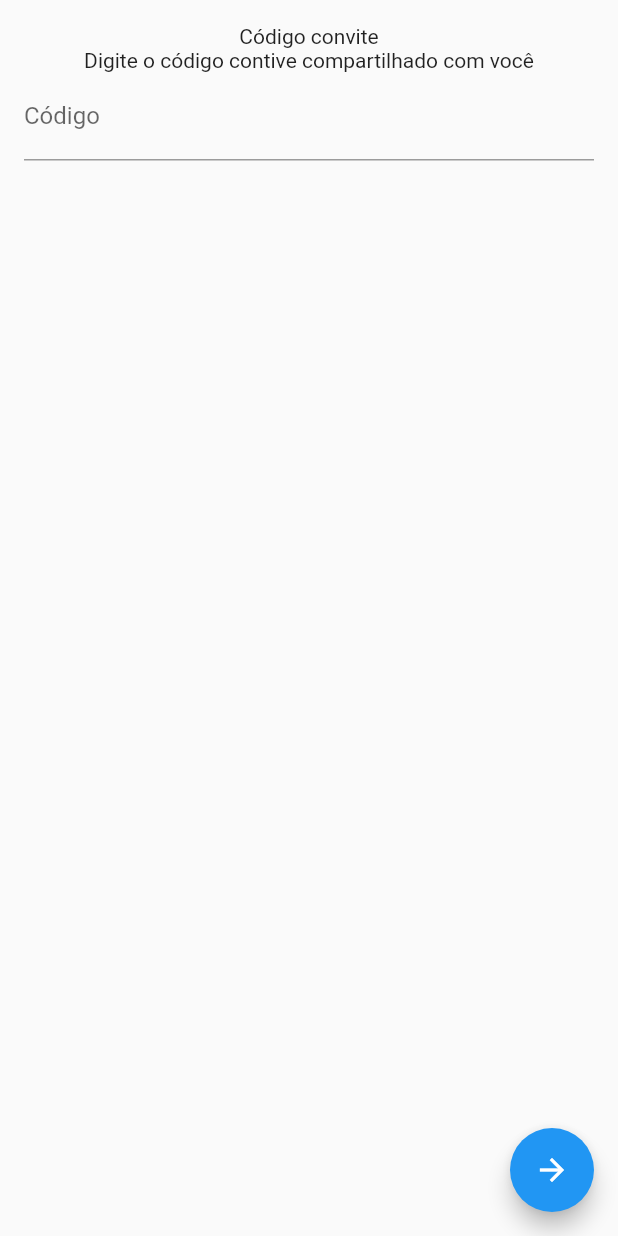
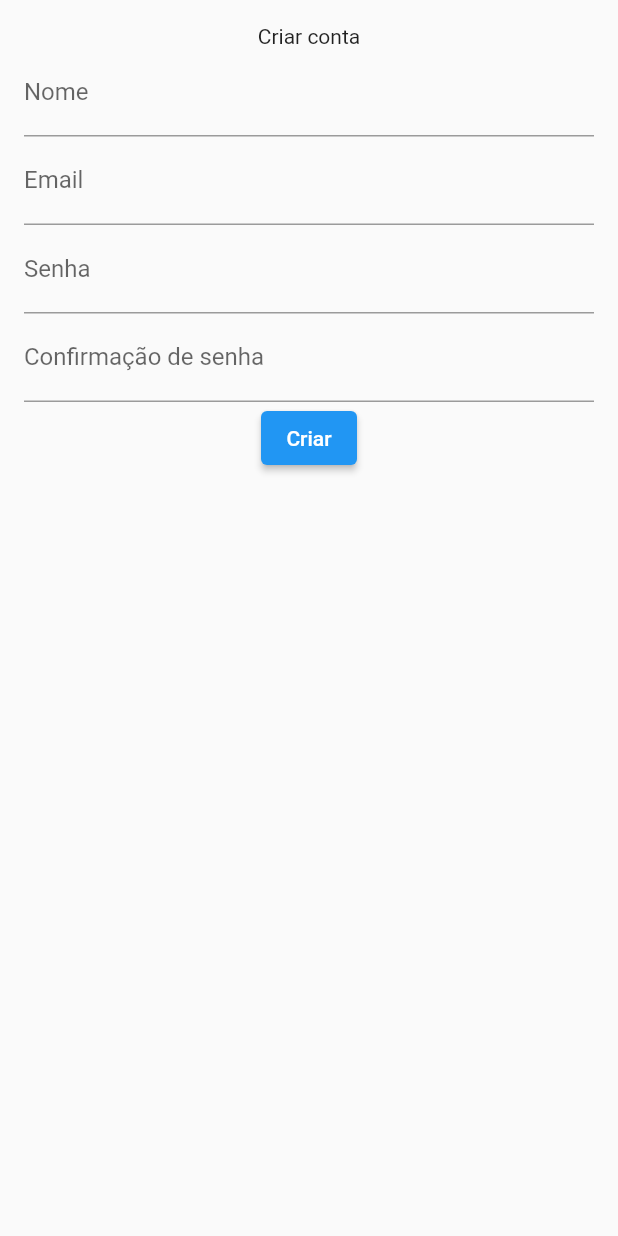
Before and after one commit to JohnAzedo/News, a Flutter app: the InviteCodeScreen screen opened directly, after a tap on the "arrow forward" icon, on a phone screen of 412 x 824 dp. Run offline on Flutter 3.47's test engine with Material 2 defaults, Android fonts, the phone set to English and light mode, and no system bars.

Commit message:
[client] feature: Create register screen widgets

```diff
--- a/client/lib/screens/auth/code.dart
+++ b/client/lib/screens/auth/code.dart
@@ -1,6 +1,7 @@
 
 
 import 'package:flutter/material.dart';
+import 'package:news/screens/auth/register.dart';
 
 class InviteCodeScreen extends StatefulWidget {
   @override
@@ -8,6 +9,15 @@ class InviteCodeScreen extends StatefulWidget {
 }
 
 class _InviteCodeScreenState extends State<InviteCodeScreen> {
+
+  void navigateToRegister(BuildContext context){
+    Navigator.of(context).push(
+      MaterialPageRoute(
+        builder: (context) => RegisterScreen(),
+      ),
+    );
+  }
+
   @override
   Widget build(BuildContext context) {
     return Scaffold(
@@ -27,7 +37,7 @@ class _InviteCodeScreenState extends State<InviteCodeScreen> {
       ),
       floatingActionButton: FloatingActionButton(
         child: Icon(Icons.arrow_forward),
-        onPressed: () => {},
+        onPressed: () => navigateToRegister(context),
       ),
     );
   }
--- /dev/null
+++ b/client/lib/screens/auth/register.dart
@@ -0,0 +1,38 @@
+import 'package:flutter/material.dart';
+
+class RegisterScreen extends StatefulWidget {
+  @override
+  _RegisterScreenState createState() => _RegisterScreenState();
+}
+
+class _RegisterScreenState extends State<RegisterScreen> {
+  @override
+  Widget build(BuildContext context) {
+    return Scaffold(
+      body: Padding(
+        padding: const EdgeInsets.all(16.0),
+        child: Column(
+          children: [
+            Text('Criar conta'),
+            TextField(
+              decoration: InputDecoration(labelText: 'Nome'),
+            ),
+            TextField(
+              decoration: InputDecoration(labelText: 'Email'),
+            ),
+            TextField(
+              decoration: InputDecoration(labelText: 'Senha'),
+            ),
+            TextField(
+              decoration: InputDecoration(labelText: 'Confirmação de senha'),
+            ),
+            ElevatedButton(
+              onPressed: () => {},
+              child: Text('Criar'),
+            )
+          ],
+        ),
+      ),
+    );
+  }
+}
```
